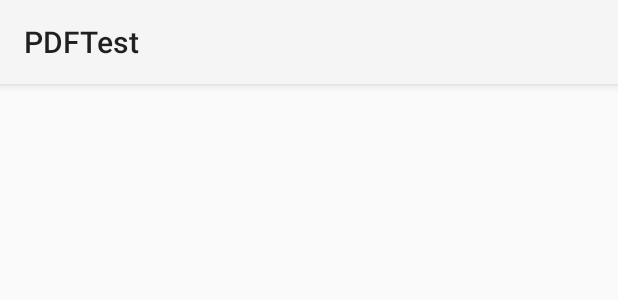
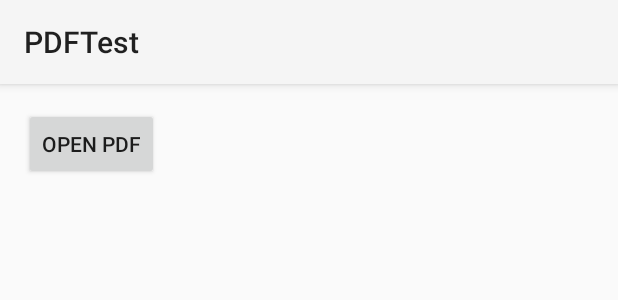
Before and after one commit to michaelPotter/YouthSCCSongBook, an Android app: the layout activity_main.xml on its own in the app's theme, with its tools: preview values and no code run, on a phone screen of 412 x 824 dp. Shown: the top 300 px of the screen. Run offline under Robolectric (Android 15) with nearby library versions, the phone set to English and light mode, and no system bars.

Commit message:
Changed so that button press is needed to open pdf
Added a button to the top of the view that simply opens the pdf.

```diff
--- a/src/main/res/layout/activity_main.xml
+++ b/src/main/res/layout/activity_main.xml
@@ -5,10 +5,12 @@
     android:paddingTop="@dimen/activity_vertical_margin"
     android:paddingBottom="@dimen/activity_vertical_margin" tools:context=".MainActivity">
 
-    <!--<Button-->
-        <!--android:text="@string/button_text"-->
-        <!--android:layout_width="wrap_content"-->
-        <!--android:layout_height="wrap_content" />-->
+    <Button
+        android:text="@string/button_text"
+        android:layout_width="wrap_content"
+        android:layout_height="wrap_content"
+        android:onClick="openPDF"/>
+
     <TextView
         android:id="@+id/tv_loading"
         android:gravity="center"
--- a/src/main/res/values/strings.xml
+++ b/src/main/res/values/strings.xml
@@ -2,7 +2,7 @@
 <resources>
 
     <string name="app_name">PDFTest</string>
-    <string name="button_text">DOWNLOAD PDF</string>
+    <string name="button_text">OPEN PDF</string>
     <string name="action_settings">Settings</string>
     <string name="start_download">Starting PDF download...</string>
     <string name="end_download">Download Complete. Opening PDF Application installed on the device</string>
```
Also changed, not shown: src/main/java/com/example/michael/pdftest/MainActivity.java (+3 -5 lines).
